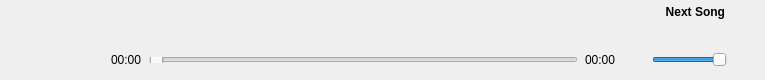
Qt form src/Plugins/DarkBluePlayerWidget/DarkBluePlayerWidget.ui (safri-framework/safri-player) before a commit.
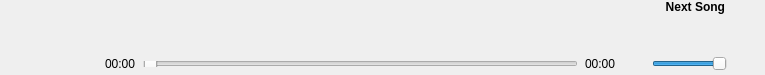
The same form after that commit. Icons and pictures are not drawn.

Commit message: Changed Safri 3 Skin to new skin interface Applied main window border in dark blue skin

```diff
--- a/src/Plugins/DarkBluePlayerWidget/DarkBluePlayerWidget.ui
+++ b/src/Plugins/DarkBluePlayerWidget/DarkBluePlayerWidget.ui
@@ -7,7 +7,7 @@
     <x>0</x>
     <y>0</y>
     <width>765</width>
-    <height>80</height>
+    <height>75</height>
    </rect>
   </property>
   <property name="minimumSize">
@@ -19,7 +19,7 @@
   <property name="maximumSize">
    <size>
     <width>16777215</width>
-    <height>80</height>
+    <height>75</height>
    </size>
   </property>
   <property name="windowTitle">
@@ -46,18 +46,36 @@
      <property name="type" stdset="0">
       <string>player_mainframe</string>
      </property>
-     <layout class="QHBoxLayout" name="horizontalLayout" stretch="1,100">
+     <layout class="QHBoxLayout" name="horizontalLayout" stretch="0,100">
       <property name="spacing">
        <number>0</number>
       </property>
       <property name="leftMargin">
-       <number>6</number>
+       <number>0</number>
+      </property>
+      <property name="topMargin">
+       <number>0</number>
+      </property>
+      <property name="bottomMargin">
+       <number>0</number>
+      </property>
+      <item>
+       <widget class="QWidget" name="widget" native="true">
+        <layout class="QHBoxLayout" name="horizontalLayout_5">
+         <property name="spacing">
+          <number>0</number>
+         </property>
+         <property name="leftMargin">
+          <number>0</number>
       </property>
       <property name="topMargin">
        <number>5</number>
       </property>
+         <property name="rightMargin">
+          <number>0</number>
+         </property>
       <property name="bottomMargin">
-       <number>9</number>
+          <number>0</number>
       </property>
       <item>
        <widget class="QLabel" name="coverImage">
@@ -79,6 +97,9 @@
         <property name="pixmap">
          <pixmap resource="ressources.qrc">:/border_images/Ressources/no_cover.png</pixmap>
         </property>
+          </widget>
+         </item>
+        </layout>
        </widget>
       </item>
       <item>
```
Lines whose indentation alone changed are shown as unchanged. The commit also changes 9 other files.
